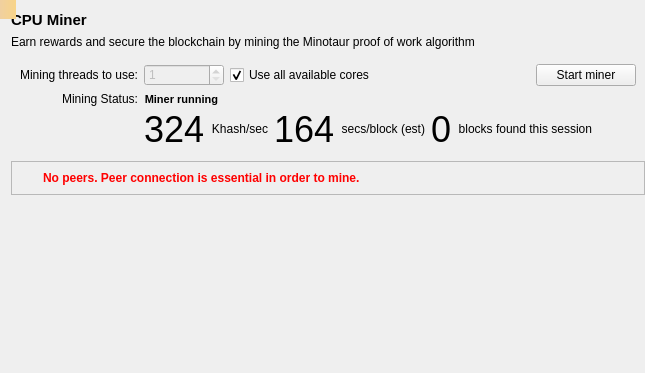
Before: the Qt Designer form src/qt/forms/miningpage.ui in litecoincash-project/ring, drawn with Qt 5.
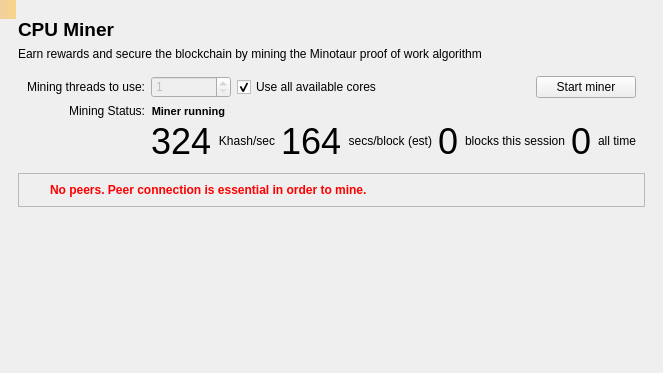
After: the same form once the commit is applied. Icons and pictures are not drawn.

```diff
--- a/src/qt/forms/miningpage.ui
+++ b/src/qt/forms/miningpage.ui
@@ -14,8 +14,14 @@
    <string>Form</string>
   </property>
   <layout class="QVBoxLayout" name="verticalLayout">
+   <property name="leftMargin">
+    <number>18</number>
+   </property>
+   <property name="topMargin">
+    <number>18</number>
+   </property>
    <property name="rightMargin">
-    <number>0</number>
+    <number>18</number>
    </property>
    <property name="bottomMargin">
     <number>0</number>
@@ -24,7 +30,7 @@
     <widget class="QLabel" name="miningtitle">
      <property name="font">
       <font>
-       <pointsize>11</pointsize>
+       <pointsize>14</pointsize>
        <weight>50</weight>
        <bold>false</bold>
       </font>
@@ -260,7 +266,27 @@
         <item>
          <widget class="QLabel" name="threadCountLabel_5">
           <property name="text">
-           <string>blocks found this session</string>
+           <string>blocks this session</string>
+          </property>
+          <property name="alignment">
+           <set>Qt::AlignRight|Qt::AlignTrailing|Qt::AlignVCenter</set>
+          </property>
+         </widget>
+        </item>
+        <item>
+         <widget class="QLabel" name="previousBlocksFoundLabel">
+          <property name="styleSheet">
+           <string notr="true">font-size: 36px;</string>
+          </property>
+          <property name="text">
+           <string>0</string>
+          </property>
+         </widget>
+        </item>
+        <item>
+         <widget class="QLabel" name="threadCountLabel_6">
+          <property name="text">
+           <string>all time</string>
           </property>
           <property name="alignment">
            <set>Qt::AlignRight|Qt::AlignTrailing|Qt::AlignVCenter</set>
@@ -372,6 +398,9 @@
      <property name="interactive">
       <bool>false</bool>
      </property>
+     <property name="alignment">
+      <set>Qt::AlignRight|Qt::AlignTrailing|Qt::AlignVCenter</set>
+     </property>
     </widget>
    </item>
   </layout>
```
